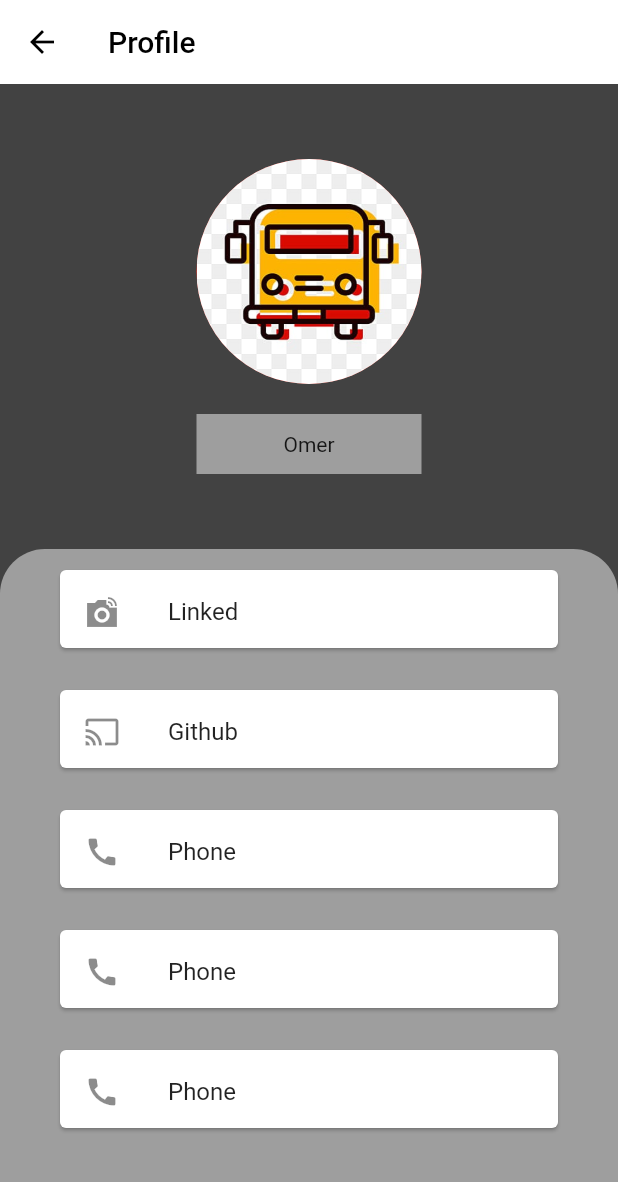
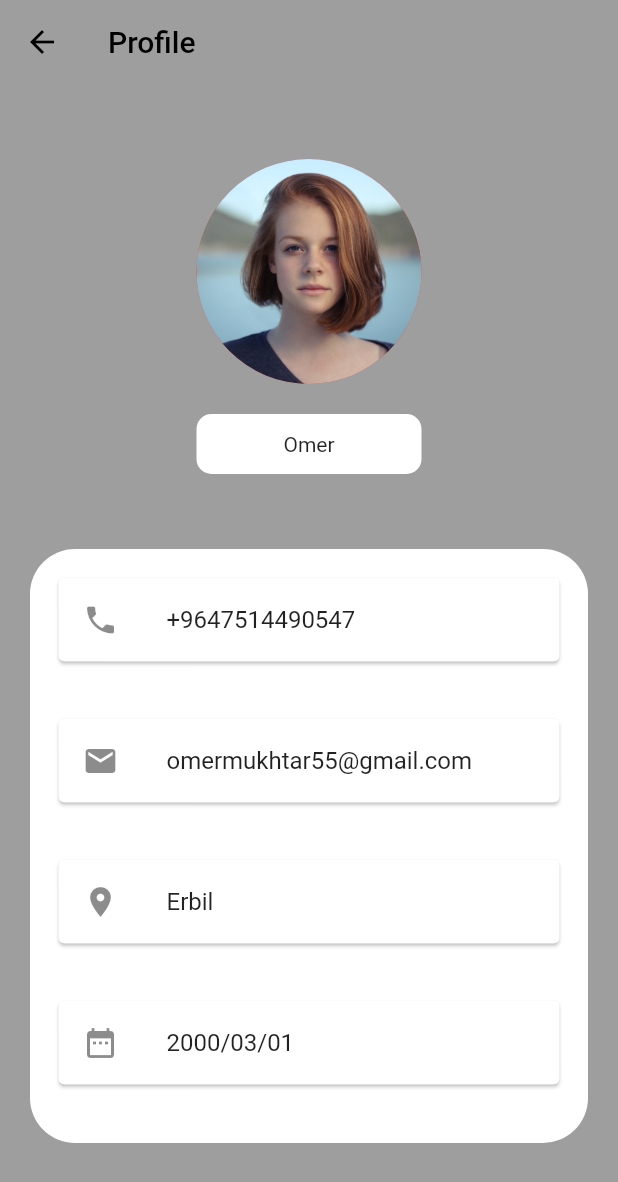
Before and after one commit to mohammedmansur/BusSchedule, a Flutter app: the ProfileScreen screen opened by its route, on a phone screen of 412 x 824 dp. Shown: the top 1182 px of the screen. Run offline on Flutter 3.47's test engine with Material 2 defaults, Android fonts, the phone set to English and light mode, and no system bars; our stand-ins replace animate_do, cloud_firestore, firebase_auth, firebase_core, flutter_advanced_drawer, flutter_slidable and 5 more; missing offline and left inert: flutter_verification_code; accounts and stored records are empty.

Commit message:
IOS map + profile screen UI

```diff
--- a/lib/Src/Profile/profile_screen.dart
+++ b/lib/Src/Profile/profile_screen.dart
@@ -11,17 +11,18 @@ class _ProfileScreenState extends State<ProfileScreen> {
   @override
   Widget build(BuildContext context) {
     return Scaffold(
-      backgroundColor: Colors.grey.shade800,
+      backgroundColor: Colors.grey,
       appBar: AppBar(
         title: Text(
           "Profile",
           style: TextStyle(color: Colors.black),
         ),
         leading: BackButton(color: Colors.black),
-        backgroundColor: Colors.white,
+        backgroundColor: Colors.transparent,
         elevation: 0,
       ),
       body: SafeArea(
+          bottom: false,
           child: SizedBox(
             width: double.infinity,
             height: double.infinity,
@@ -43,15 +44,18 @@ class _ProfileScreenState extends State<ProfileScreen> {
                               borderRadius: BorderRadius.circular(100),
                               color: Colors.red,
                               image: DecorationImage(
-                              image: AssetImage("assets/pn.jpg"),
+                                  image: AssetImage("assets/person.jpg"),
                                   fit: BoxFit.cover),
                             ),
                           ),
                           Container(
+                            decoration: BoxDecoration(
+                              color: Colors.white,
+                              borderRadius: BorderRadius.circular(10),
+                            ),
                             width: 150,
                             height: 40,
                             alignment: Alignment.center,
-                        color: Colors.grey,
                             child: Text("Omer"),
                           ),
                         ],
@@ -59,107 +63,51 @@ class _ProfileScreenState extends State<ProfileScreen> {
                     ),
                   ),
                   Container(
-                padding: const EdgeInsets.only(bottom: 180),
+                    margin: EdgeInsets.only(
+                      right: 20,
+                      left: 20,
+                    ),
+                    padding: const EdgeInsets.only(
+                      bottom: 20,
+                    ),
                     decoration: BoxDecoration(
-                    color: Colors.grey,
-                    borderRadius: BorderRadius.only(
-                      topLeft: Radius.circular(30),
-                      topRight: Radius.circular(30),
-                    )),
+                        color: Colors.white,
+                        borderRadius: BorderRadius.circular(30)),
                     child: Column(
                       children: [
-                    SizedBox(
-                      width: double.infinity,
-                      height: 80,
-                      child: Padding(
-                        padding:
-                            EdgeInsets.symmetric(horizontal: 20, vertical: 10),
-                        child: ElevatedButton(
-                          style: ElevatedButton.styleFrom(
-                              primary: Colors.transparent, elevation: 0),
-                          onPressed: () {},
+                        Padding(
+                          padding: const EdgeInsets.all(15),
                           child: Card(
                             child: ListTile(
-                              title: Text("Linked"),
-                              leading: Icon(Icons.linked_camera_sharp),
+                              title: Text("+9647514490547"),
+                              leading: Icon(Icons.phone),
                             ),
                           ),
                         ),
-                      ),
-                    ),
-                    SizedBox(
-                      width: double.infinity,
-                      height: 80,
-                      child: Padding(
-                        padding:
-                            EdgeInsets.symmetric(horizontal: 20, vertical: 10),
-                        child: ElevatedButton(
-                          style: ElevatedButton.styleFrom(
-                              primary: Colors.transparent, elevation: 0),
-                          onPressed: () async {},
+                        Padding(
+                          padding: const EdgeInsets.all(15),
                           child: Card(
                             child: ListTile(
-                              title: Text("Github"),
-                              leading: Icon(Icons.cast),
+                              title: Text("omermukhtar55@gmail.com"),
+                              leading: Icon(Icons.email),
                             ),
                           ),
                         ),
-                      ),
-                    ),
-                    SizedBox(
-                      width: double.infinity,
-                      height: 80,
-                      child: Padding(
-                        padding:
-                            EdgeInsets.symmetric(horizontal: 20, vertical: 10),
-                        child: ElevatedButton(
-                          style: ElevatedButton.styleFrom(
-                              primary: Colors.transparent, elevation: 0),
-                          onPressed: () async {},
+                        Padding(
+                          padding: const EdgeInsets.all(15),
                           child: Card(
                             child: ListTile(
-                              title: Text("Phone"),
-                              leading: Icon(Icons.call),
+                              title: Text("Erbil"),
+                              leading: Icon(Icons.location_on),
                             ),
                           ),
                         ),
-                      ),
-                    ),
-                    SizedBox(
-                      width: double.infinity,
-                      height: 80,
-                      child: Padding(
-                        padding:
-                            EdgeInsets.symmetric(horizontal: 20, vertical: 10),
-                        child: ElevatedButton(
-                          style: ElevatedButton.styleFrom(
-                              primary: Colors.transparent, elevation: 0),
-                          onPressed: () async {},
+                        Padding(
+                          padding: const EdgeInsets.all(15),
                           child: Card(
                             child: ListTile(
-                              title: Text("Phone"),
-                              leading: Icon(Icons.call),
-                            ),
-                          ),
-                        ),
-                      ),
-                    ),
-                    SizedBox(
-                      width: double.infinity,
-                      height: 80,
-                      child: Padding(
-                        padding:
-                            EdgeInsets.symmetric(horizontal: 20, vertical: 10),
-                        child: ElevatedButton(
-                          style: ElevatedButton.styleFrom(
-                              primary: Colors.transparent, elevation: 0),
-                          onPressed: () async {},
-                          child: Card(
-                            child: ListTile(
-                              title: Text("Phone"),
-                              leading: Icon(Icons.call),
-                            ),
-                          ),
+                              title: Text("2000/03/01"),
+                              leading: Icon(Icons.date_range),
                             ),
                           ),
                         ),
--- a/lib/Src/Route.dart
+++ b/lib/Src/Route.dart
@@ -1,3 +1,5 @@
+import 'package:bus_station/Src/Home/about.dart';
+import 'package:bus_station/Src/Home/map.dart';
 import 'package:bus_station/Src/Log/chang_password.dart';
 import 'package:bus_station/Src/Register/register_with_phone.dart';
 import 'package:bus_station/Src/Register/verfication.dart';
@@ -28,6 +30,8 @@ class Routing extends StatelessWidget {
         '/ProfileScreen': (context) => const ProfileScreen(),
         '/v': (context) => const Verificatoin(),
         '/r': (context) => const RegisterWithPhoneNumber(),
+        '/AboutUs': (context) => const AboutUs(),
+        '/MapWidget': (context) => const MapWidget(),
       },
     );
   }
--- a/pubspec.yaml
+++ b/pubspec.yaml
@@ -47,6 +47,7 @@ dependencies:
   flutter_slidable: ^0.6.0
   intl_phone_number_input: ^0.7.0+2
   flutter_verification_code: ^1.1.2+1
+  google_maps_flutter: ^2.1.1
 
 
 
```
Also changed, not shown: lib/Src/Home/HomeScreen.dart (+42 -22 lines), lib/Src/Home/about.dart (added, +92 -0 lines), lib/Src/Home/map.dart (added, +94 -0 lines), lib/Src/Register/register_with_phone.dart (+38 -38 lines), assets/person.jpg (added), pubspec.lock, 3 other files. Lines whose indentation alone changed are shown as unchanged.
